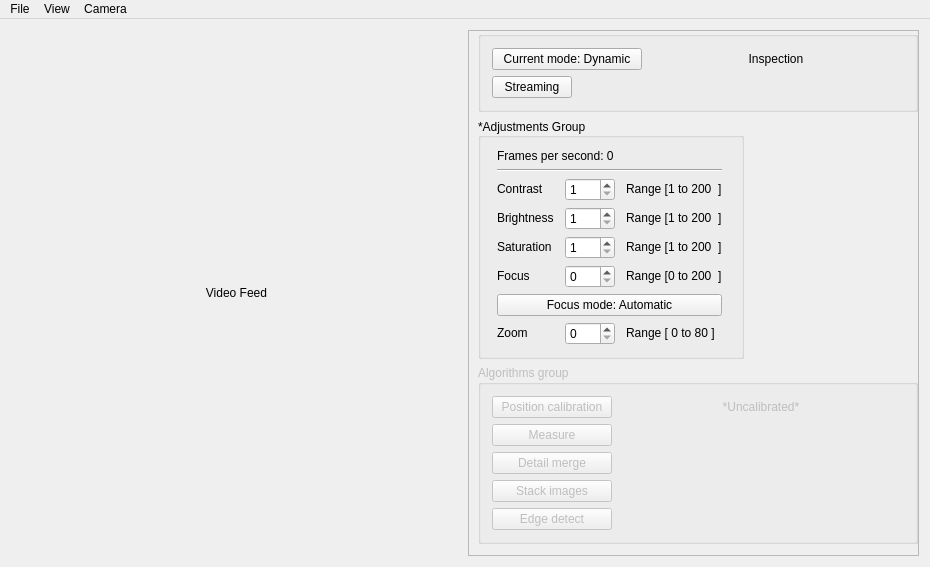
Before: the Qt Designer form mainwindow.ui in JustasBart/DigitalInspectionAndMeasurement, drawn with Qt 5.
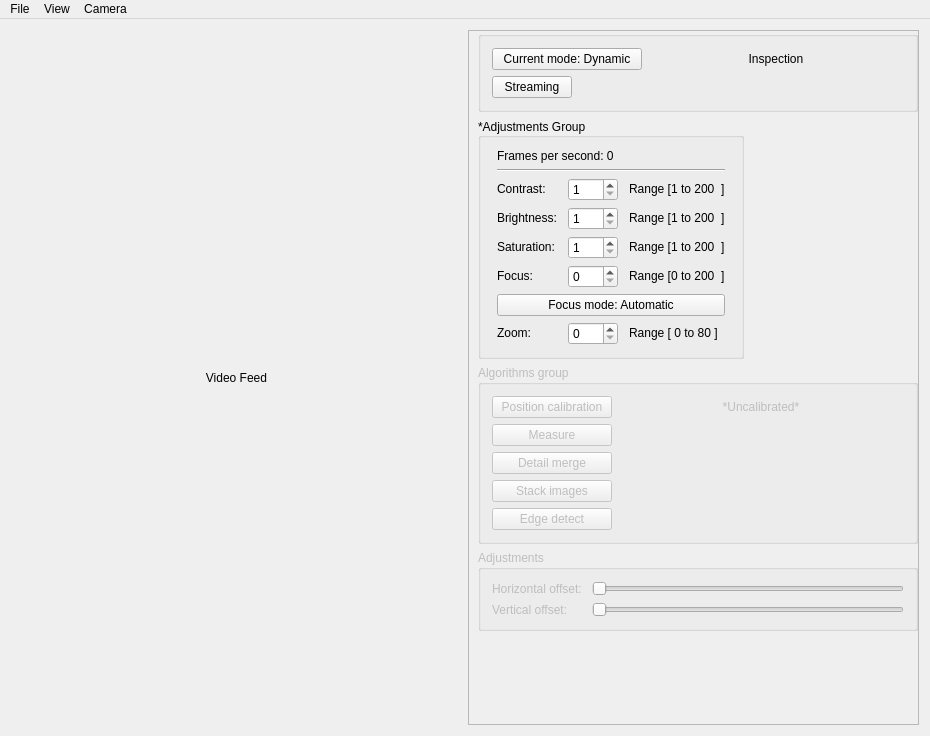
After: the same form once the commit is applied.

Patch:
```diff
--- a/mainwindow.ui
+++ b/mainwindow.ui
@@ -7,7 +7,7 @@
     <x>0</x>
     <y>0</y>
     <width>930</width>
-    <height>519</height>
+    <height>736</height>
    </rect>
   </property>
   <property name="sizePolicy">
@@ -67,7 +67,7 @@
     <item>
      <widget class="QFrame" name="frame">
       <property name="sizePolicy">
-       <sizepolicy hsizetype="Maximum" vsizetype="Maximum">
+       <sizepolicy hsizetype="Maximum" vsizetype="Minimum">
         <horstretch>0</horstretch>
         <verstretch>0</verstretch>
        </sizepolicy>
@@ -209,7 +209,7 @@
              </sizepolicy>
             </property>
             <property name="text">
-             <string>Focus</string>
+             <string>Focus:</string>
             </property>
            </widget>
           </item>
@@ -264,7 +264,7 @@
              </sizepolicy>
             </property>
             <property name="text">
-             <string>Zoom</string>
+             <string>Zoom:</string>
             </property>
            </widget>
           </item>
@@ -322,7 +322,7 @@
              </sizepolicy>
             </property>
             <property name="text">
-             <string>Brightness</string>
+             <string>Brightness:</string>
             </property>
            </widget>
           </item>
@@ -357,7 +357,7 @@
              </sizepolicy>
             </property>
             <property name="text">
-             <string>Saturation</string>
+             <string>Saturation:</string>
             </property>
            </widget>
           </item>
@@ -383,7 +383,7 @@
              </sizepolicy>
             </property>
             <property name="text">
-             <string>Contrast</string>
+             <string>Contrast:</string>
             </property>
            </widget>
           </item>
@@ -513,7 +513,7 @@
            </widget>
           </item>
           <item row="0" column="1">
-           <widget class="QLabel" name="label">
+           <widget class="QLabel" name="calibrationLabel">
             <property name="text">
              <string>*Uncalibrated*</string>
             </property>
@@ -535,6 +535,58 @@
          </layout>
         </widget>
        </item>
+       <item>
+        <widget class="QGroupBox" name="calibrationGroup">
+         <property name="enabled">
+          <bool>false</bool>
+         </property>
+         <property name="sizePolicy">
+          <sizepolicy hsizetype="Minimum" vsizetype="Maximum">
+           <horstretch>0</horstretch>
+           <verstretch>0</verstretch>
+          </sizepolicy>
+         </property>
+         <property name="minimumSize">
+          <size>
+           <width>0</width>
+           <height>0</height>
+          </size>
+         </property>
+         <property name="title">
+          <string>Adjustments</string>
+         </property>
+         <layout class="QFormLayout" name="formLayout_2">
+          <item row="0" column="0">
+           <widget class="QLabel" name="horizontalOffsetLabel">
+            <property name="text">
+             <string>Horizontal offset: </string>
+            </property>
+           </widget>
+          </item>
+          <item row="0" column="1">
+           <widget class="QSlider" name="horizontalOffsetSlider">
+            <property name="orientation">
+             <enum>Qt::Horizontal</enum>
+            </property>
+           </widget>
+          </item>
+          <item row="1" column="0">
+           <widget class="QLabel" name="label">
+            <property name="text">
+             <string>Vertical offset: </string>
+            </property>
+           </widget>
+          </item>
+          <item row="1" column="1">
+           <widget class="QSlider" name="horizontalSlider">
+            <property name="orientation">
+             <enum>Qt::Horizontal</enum>
+            </property>
+           </widget>
+          </item>
+         </layout>
+        </widget>
+       </item>
        <item>
         <spacer name="verticalSpacer">
          <property name="orientation">
```
